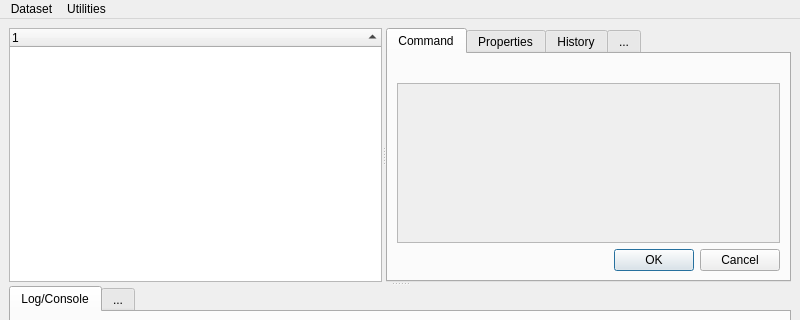
First picture: the form in datalad_gooey/resources/ui/main_window.ui, repository datalad/datalad-gooey, before the edit; both pictures show x 0 to 800 and y 0 to 320 of the 800 by 600 pixel window.
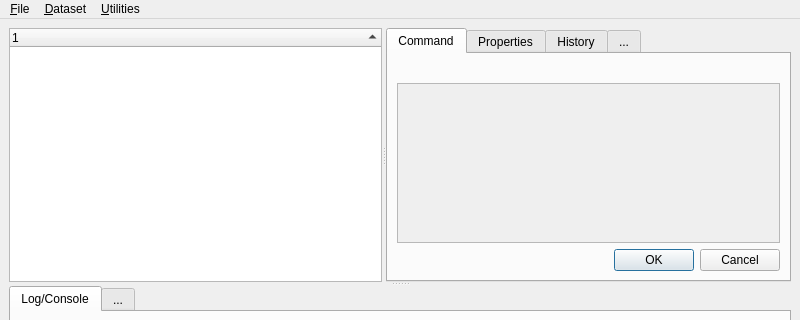
Second picture: the form after the edit.

Commit message:
Add standard action to close the app
`Alt+F -> Q`

Also improve the keybord-navigation of menus.

Closes datalad/datalad-gooey#52

```diff
--- a/datalad_gooey/resources/ui/main_window.ui
+++ b/datalad_gooey/resources/ui/main_window.ui
@@ -198,7 +198,7 @@
    </property>
    <widget class="QMenu" name="menuUtilities">
     <property name="title">
-     <string>Utilities</string>
+     <string>&amp;Utilities</string>
     </property>
     <addaction name="actionCheck_for_new_version"/>
     <addaction name="actionRun_stuff"/>
@@ -206,9 +206,16 @@
    </widget>
    <widget class="QMenu" name="menuDataset">
     <property name="title">
-     <string>Dataset</string>
+     <string>&amp;Dataset</string>
     </property>
    </widget>
+   <widget class="QMenu" name="menuFile">
+    <property name="title">
+     <string>&amp;File</string>
+    </property>
+    <addaction name="action_Quit"/>
+   </widget>
+   <addaction name="menuFile"/>
    <addaction name="menuDataset"/>
    <addaction name="menuUtilities"/>
   </widget>
```
Left out of the diff: 26 changed lines with no effect on the pictures.
